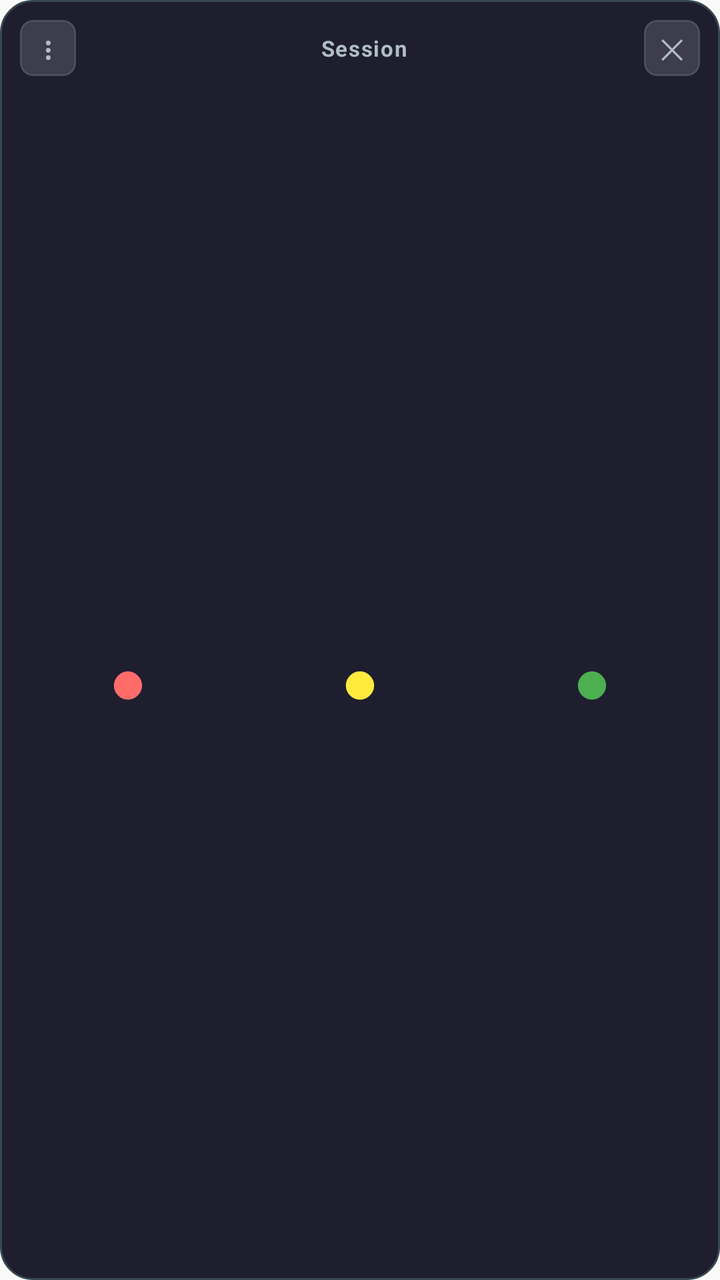
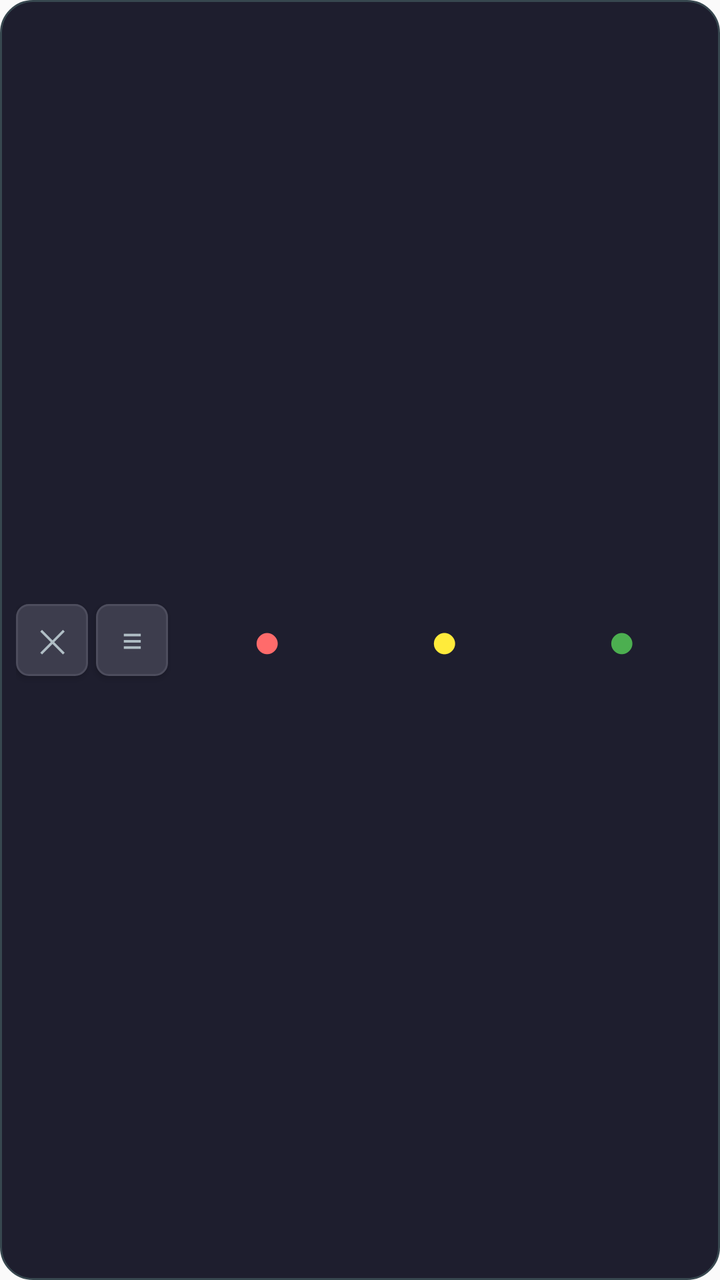

The first picture is an Android layout as it rendered before a commit; the second is the same layout after the commit. The layout source and the unified diff follow.
<!-- AndroidManifest.xml: application theme Theme.SignalLights -->
<!-- res/layout/overlay_layout.xml -->
<?xml version="1.0" encoding="utf-8"?>
<LinearLayout xmlns:android="http://schemas.android.com/apk/res/android"
    android:layout_width="match_parent"
    android:layout_height="match_parent"
    android:orientation="vertical"
    android:padding="10dp"
    android:background="@drawable/overlay_elegant_bg">

    
    <LinearLayout
        android:layout_width="match_parent"
        android:layout_height="wrap_content"
        android:orientation="horizontal"
        android:gravity="center_vertical"
        android:layout_marginBottom="12dp">

        <Button
            android:id="@+id/drag_button"
            android:layout_width="28dp"
            android:layout_height="28dp"
            android:text="⋮"
            android:textSize="16sp"
            android:textColor="#b0bec5"
            android:background="@drawable/overlay_close_button"
            android:padding="0dp"
            android:minWidth="0dp"
            android:minHeight="0dp"
            android:layout_marginEnd="4dp" />

        <TextView
            android:id="@+id/sessionTitle"
            android:layout_width="0dp"
            android:layout_height="wrap_content"
            android:layout_weight="1"
            android:text="Session"
            android:textSize="11sp"
            android:textStyle="bold"
            android:textColor="#b0bec5"
            android:gravity="center"
            android:letterSpacing="0.05"
            android:ellipsize="end"
            android:maxLines="1" />

        <Button
            android:id="@+id/close_button"
            android:layout_width="28dp"
            android:layout_height="28dp"
            android:text="✕"
            android:textSize="14sp"
            android:textColor="#b0bec5"
            android:background="@drawable/overlay_close_button"
            android:padding="0dp"
            android:minWidth="0dp"
            android:minHeight="0dp" />
    </LinearLayout>

    
    <LinearLayout
        android:layout_width="match_parent"
        android:layout_height="0dp"
        android:layout_weight="1"
        android:orientation="horizontal"
        android:gravity="center">

        <Button
            android:id="@+id/red_button"
            android:layout_width="0dp"
            android:layout_height="match_parent"
            android:layout_weight="1"
            android:text="●"
            android:textSize="32sp"
            android:textColor="#ff6b6b"
            android:background="@null"
            android:layout_marginEnd="8dp"
            android:stateListAnimator="@null" />

        <Button
            android:id="@+id/yellow_button"
            android:layout_width="0dp"
            android:layout_height="match_parent"
            android:layout_weight="1"
            android:text="●"
            android:textSize="32sp"
            android:textColor="#ffeb3b"
            android:background="@null"
            android:layout_marginEnd="8dp"
            android:stateListAnimator="@null" />

        <Button
            android:id="@+id/green_button"
            android:layout_width="0dp"
            android:layout_height="match_parent"
            android:layout_weight="1"
            android:text="●"
            android:textSize="32sp"
            android:textColor="#4caf50"
            android:background="@null"
            android:stateListAnimator="@null" />
    </LinearLayout>

</LinearLayout>
<!-- resources referenced by this layout -->
<resources>
  <!-- drawable overlay_close_button (drawable) -->
  <?xml version="1.0" encoding="utf-8"?>
  <shape xmlns:android="http://schemas.android.com/apk/res/android"
      android:shape="rectangle">
      <solid android:color="#3d3d4d" />
      <corners android:radius="6dp" />
      <stroke android:color="#4d4d5d" android:width="1dp" />
  </shape>
  <!-- drawable overlay_elegant_bg (drawable) -->
  <?xml version="1.0" encoding="utf-8"?>
  <shape xmlns:android="http://schemas.android.com/apk/res/android"
      android:shape="rectangle">
      <solid android:color="#1e1e2e" />
      <corners android:radius="16dp" />
      <stroke android:color="#37474f" android:width="1dp" />
  </shape>
  <style name="Theme.SignalLights" parent="Theme.AppCompat.Light.NoActionBar">
          <item name="colorPrimary">@color/primary</item>
          <item name="colorPrimaryDark">@color/primary_dark</item>
          <item name="colorAccent">@color/accent</item>
      </style>
  <color name="primary">#FF6200EE</color>
  <color name="primary_dark">#FF3700B3</color>
  <color name="accent">#FF03DAC5</color>
</resources>

<!-- the commit's change to res/layout/overlay_layout.xml (unified diff, before → after) -->
@@ -2,100 +2,75 @@
 <LinearLayout xmlns:android="http://schemas.android.com/apk/res/android"
     android:layout_width="match_parent"
     android:layout_height="match_parent"
-    android:orientation="vertical"
-    android:padding="10dp"
+    android:orientation="horizontal"
+    android:gravity="center"
+    android:padding="8dp"
     android:background="@drawable/overlay_elegant_bg">
 
     
-    <LinearLayout
-        android:layout_width="match_parent"
-        android:layout_height="wrap_content"
-        android:orientation="horizontal"
-        android:gravity="center_vertical"
-        android:layout_marginBottom="12dp">
-
-        <Button
-            android:id="@+id/drag_button"
-            android:layout_width="28dp"
-            android:layout_height="28dp"
-            android:text="⋮"
-            android:textSize="16sp"
-            android:textColor="#b0bec5"
-            android:background="@drawable/overlay_close_button"
-            android:padding="0dp"
-            android:minWidth="0dp"
-            android:minHeight="0dp"
-            android:layout_marginEnd="4dp" />
-
-        <TextView
-            android:id="@+id/sessionTitle"
-            android:layout_width="0dp"
-            android:layout_height="wrap_content"
-            android:layout_weight="1"
-            android:text="Session"
-            android:textSize="11sp"
-            android:textStyle="bold"
-            android:textColor="#b0bec5"
-            android:gravity="center"
-            android:letterSpacing="0.05"
-            android:ellipsize="end"
-            android:maxLines="1" />
-
-        <Button
-            android:id="@+id/close_button"
-            android:layout_width="28dp"
-            android:layout_height="28dp"
-            android:text="✕"
-            android:textSize="14sp"
-            android:textColor="#b0bec5"
-            android:background="@drawable/overlay_close_button"
-            android:padding="0dp"
-            android:minWidth="0dp"
-            android:minHeight="0dp" />
-    </LinearLayout>
+    <Button
+        android:id="@+id/close_button"
+        android:layout_width="36dp"
+        android:layout_height="36dp"
+        android:text="✕"
+        android:textSize="16sp"
+        android:textColor="#b0bec5"
+        android:background="@drawable/overlay_close_button"
+        android:padding="0dp"
+        android:minWidth="0dp"
+        android:minHeight="0dp"
+        android:layout_marginEnd="4dp" />
 
     
-    <LinearLayout
-        android:layout_width="match_parent"
-        android:layout_height="0dp"
+    <Button
+        android:id="@+id/drag_button"
+        android:layout_width="36dp"
+        android:layout_height="36dp"
+        android:text="≡"
+        android:textSize="18sp"
+        android:textColor="#b0bec5"
+        android:background="@drawable/overlay_close_button"
+        android:padding="0dp"
+        android:minWidth="0dp"
+        android:minHeight="0dp"
+        android:layout_marginEnd="8dp" />
+
+    
+    <Button
+        android:id="@+id/red_button"
+        android:layout_width="0dp"
+        android:layout_height="40dp"
         android:layout_weight="1"
-        android:orientation="horizontal"
-        android:gravity="center">
+        android:text="●"
+        android:textSize="24sp"
+        android:textColor="#ff6b6b"
+        android:background="@null"
+        android:layout_marginEnd="6dp"
+        android:stateListAnimator="@null" />
 
-        <Button
-            android:id="@+id/red_button"
-            android:layout_width="0dp"
-            android:layout_height="match_parent"
-            android:layout_weight="1"
-            android:text="●"
-            android:textSize="32sp"
-            android:textColor="#ff6b6b"
-            android:background="@null"
-            android:layout_marginEnd="8dp"
-            android:stateListAnimator="@null" />
+    
+    <Button
+        android:id="@+id/yellow_button"
+        android:layout_width="0dp"
+        android:layout_height="40dp"
+        android:layout_weight="1"
+        android:text="●"
+        android:textSize="24sp"
+        android:textColor="#ffeb3b"
+        android:background="@null"
+        android:layout_marginEnd="6dp"
+        android:stateListAnimator="@null" />
 
-        <Button
-            android:id="@+id/yellow_button"
-            android:layout_width="0dp"
-            android:layout_height="match_parent"
-            android:layout_weight="1"
-            android:text="●"
-            android:textSize="32sp"
-            android:textColor="#ffeb3b"
-            android:background="@null"
-            android:layout_marginEnd="8dp"
-            android:stateListAnimator="@null" />
-
-        <Button
-            android:id="@+id/green_button"
-            android:layout_width="0dp"
-            android:layout_height="match_parent"
-            android:layout_weight="1"
-            android:text="●"
-            android:textSize="32sp"
-            android:textColor="#4caf50"
-            android:background="@null"
-            android:stateListAnimator="@null" />
-    </LinearLayout>
+    
+    <Button
+        android:id="@+id/green_button"
+        android:layout_width="0dp"
+        android:layout_height="40dp"
+        android:layout_weight="1"
+        android:text="●"
+        android:textSize="24sp"
+        android:textColor="#4caf50"
+        android:background="@null"
+        android:stateListAnimator="@null" />
 
 </LinearLayout>
